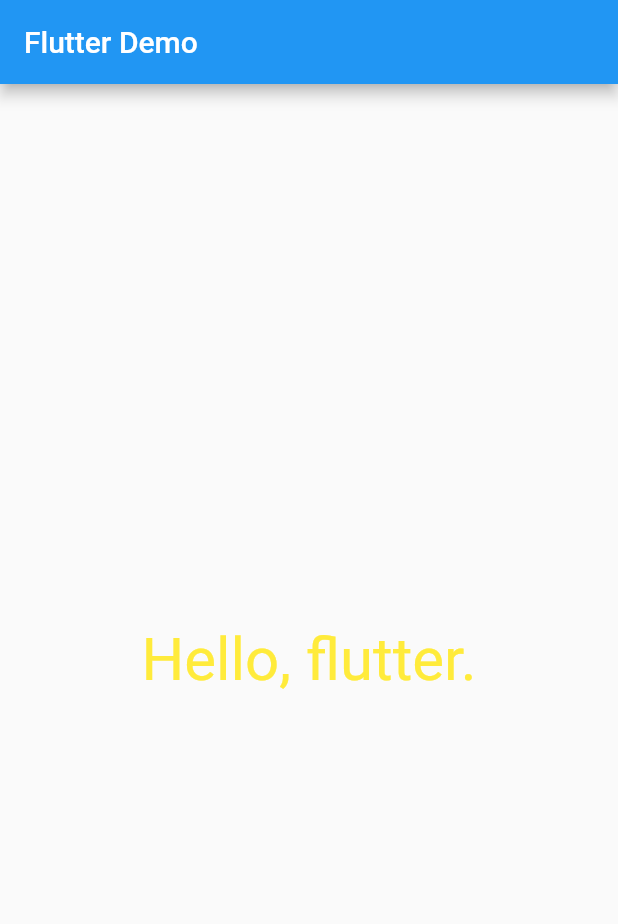
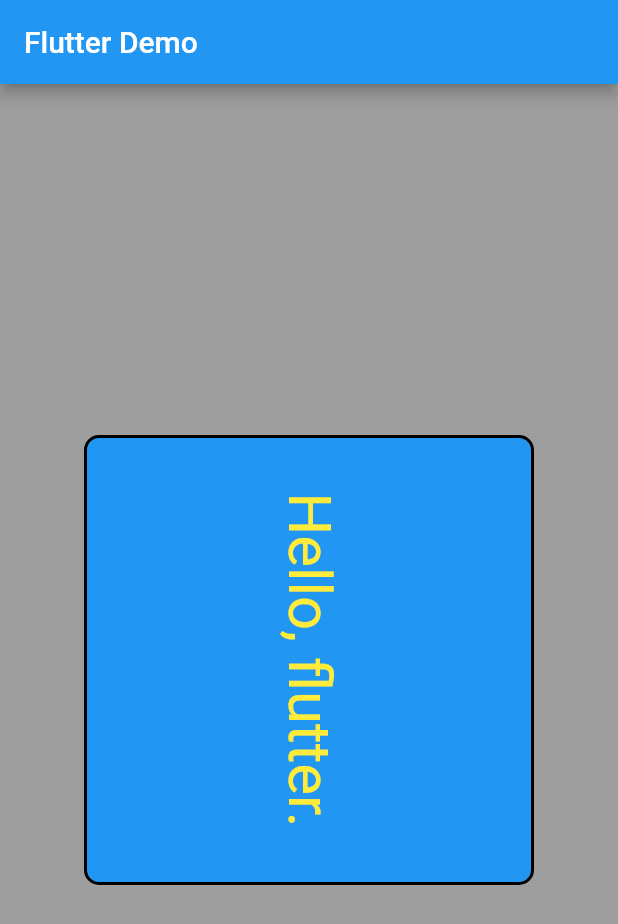
Before and after one commit to jay0jim/Dart_Flutter, a Flutter app: the screen it shows after launch, on a phone screen of 412 x 824 dp. Shown: the top 924 px of the screen. Run offline on Flutter 3.47's test engine with Material 2 defaults, Android fonts, the phone set to English and light mode, and no system bars.

Commit message:
使用Container组件

```diff
--- a/FlutterDemo/lib/main.dart
+++ b/FlutterDemo/lib/main.dart
@@ -1,4 +1,5 @@
 import 'package:flutter/material.dart';
+import 'dart:math' as math;
 
 void main(List<String> args) {
   runApp(MyApp());
@@ -14,6 +15,7 @@ class MyApp extends StatelessWidget {
           title: Text('Flutter Demo'),
         ),
         body: HomeContent(), // 内容
+        backgroundColor: Colors.grey,
         ),
     );
   }
@@ -24,14 +26,36 @@ class HomeContent extends StatelessWidget {
   @override
   Widget build(BuildContext context) {
     return Center(
+      // 使用Container组件，类似于div
+      child: Container(
+        child: Transform.rotate(
+          angle: math.pi/2,
+          alignment: Alignment.center,
           child: Text(
             'Hello, flutter.',
             textDirection: TextDirection.ltr,
+            // textAlign: TextAlign.center,
             style: TextStyle(
               fontSize: 40,
               color: Colors.yellow,
           ),
         ),
+        ),
+        height: 300.0,
+        width: 300.0,
+        decoration: BoxDecoration(
+          color: Colors.blue,
+          border: Border.all(
+            color: Colors.black,
+            width: 2.0,
+          ),
+          borderRadius: BorderRadius.circular(10),
+        ),
+        padding: EdgeInsets.fromLTRB(0, 0, 0, 0),
+        alignment: Alignment.center,
+
+
+      ),
     );
   }
 }
```
Lines whose indentation alone changed are shown as unchanged.
